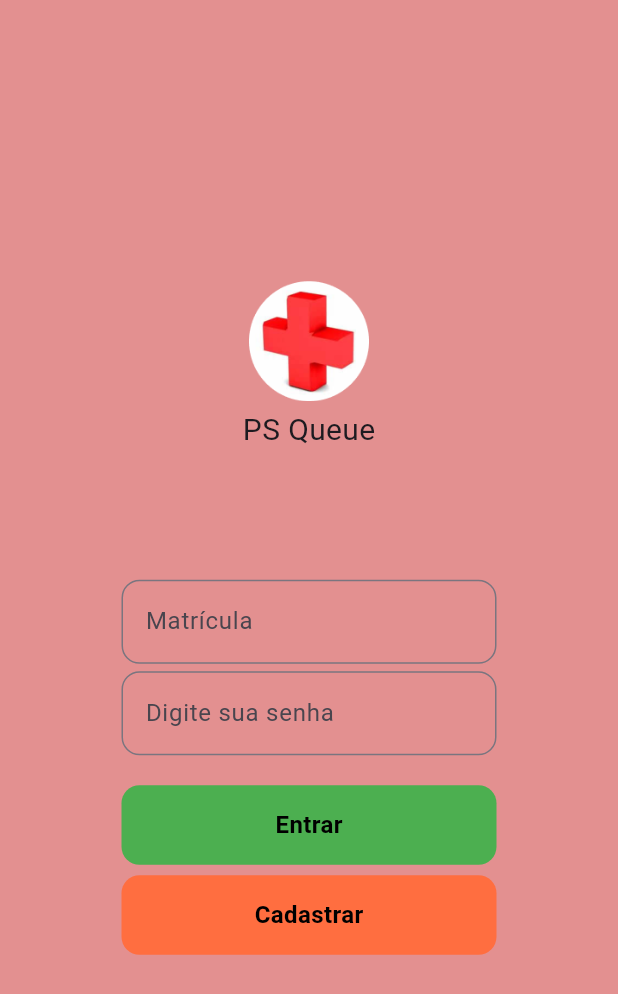
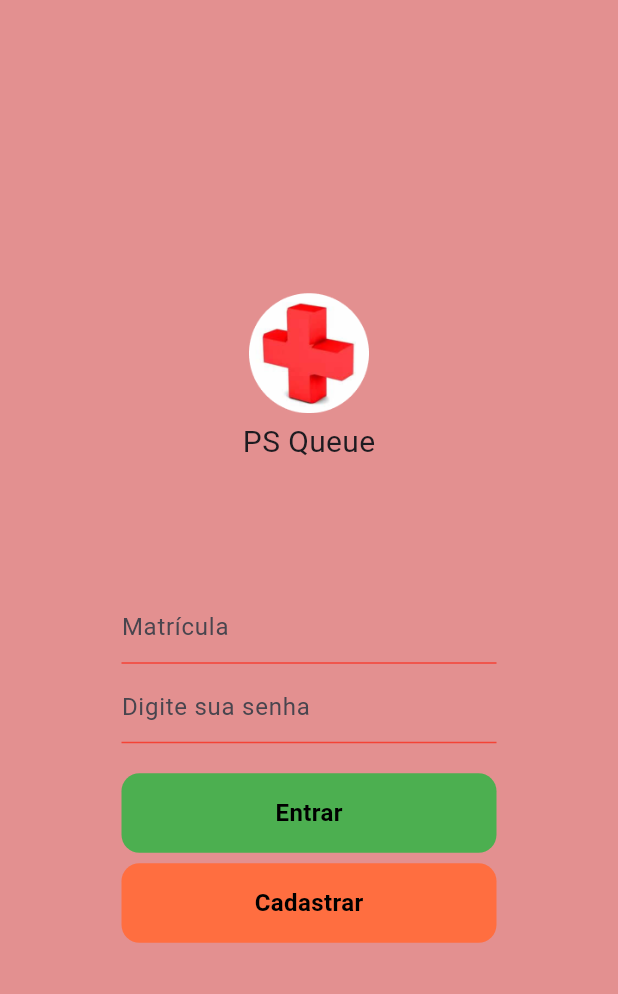
Before and after one commit to alexandrendev/app-queue, a Flutter app: the screen it shows after launch, on a phone screen of 412 x 824 dp. Shown: the top 994 px of the screen. Run offline on Flutter 3.47's test engine with Material 3 defaults, Android fonts, the phone set to English and light mode, and no system bars.

Commit message:
text input style

```diff
--- a/app_queue/lib/components/my_text_input.dart
+++ b/app_queue/lib/components/my_text_input.dart
@@ -1,3 +1,5 @@
+// ignore_for_file: prefer_const_constructors
+
 import 'package:flutter/material.dart';
 
 class MyTextInput extends StatelessWidget {
@@ -22,8 +24,11 @@ class MyTextInput extends StatelessWidget {
       controller: controller,
       validator: validator,
       decoration: InputDecoration(
-        border: OutlineInputBorder(
-          borderRadius: BorderRadius.circular(12),
+        border: UnderlineInputBorder(
+          borderSide: BorderSide(color: Colors.red),
+        ),
+        enabledBorder: UnderlineInputBorder(
+          borderSide: BorderSide(color: Colors.red),
         ),
         hintText: hintText,
       ),
```
